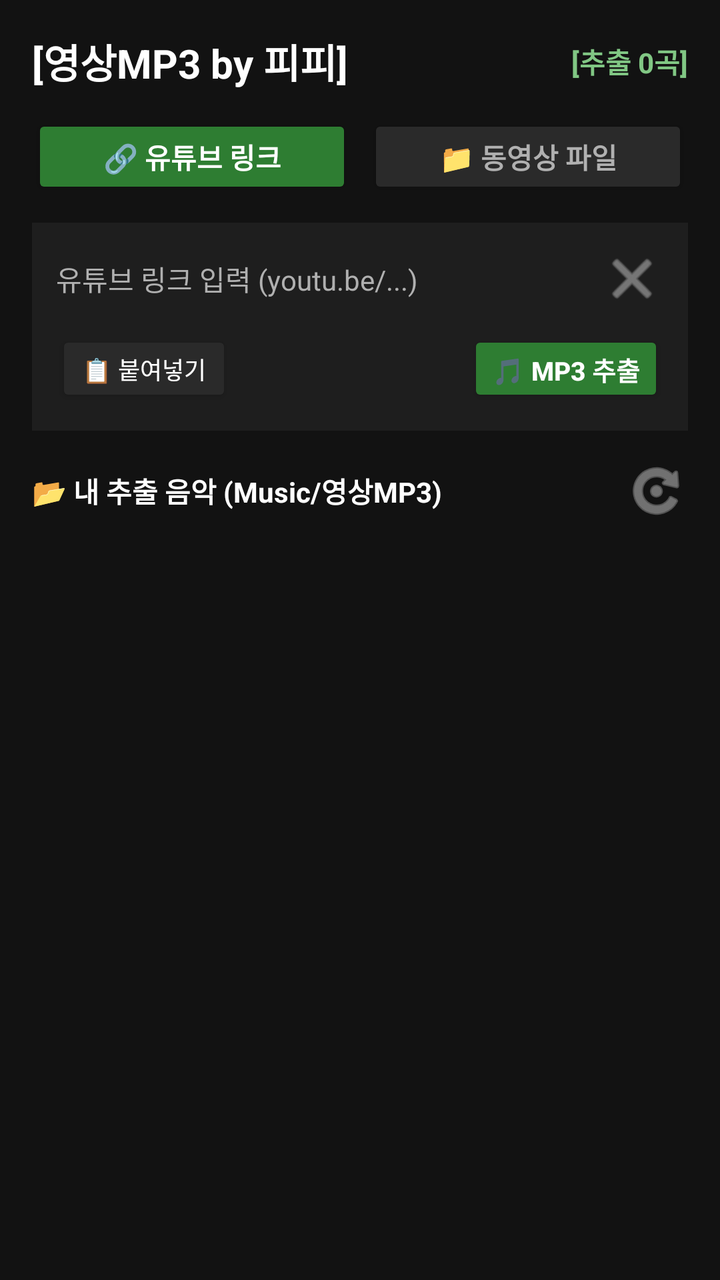
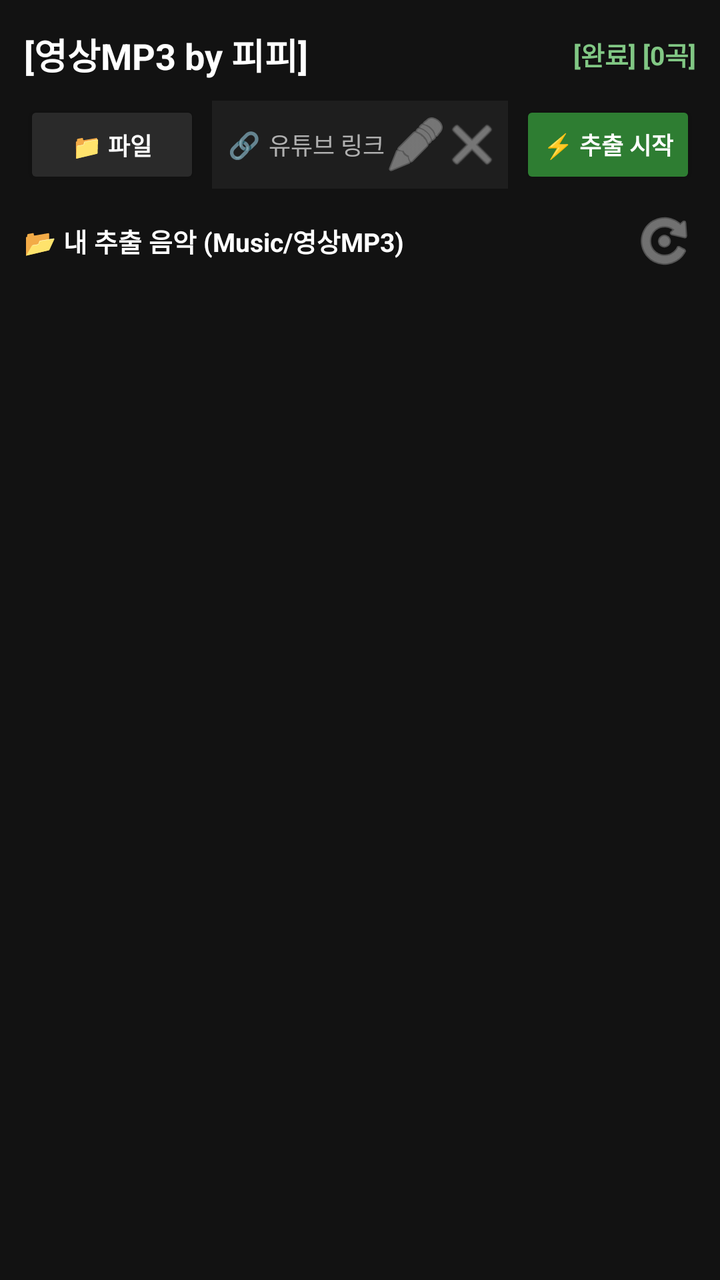

Screens rendered from an Android XML layout before and after an edit, with the pre-edit source and the edit as a unified diff.
<!-- AndroidManifest.xml: application theme Theme.AppCompat.NoActionBar -->
<!-- res/layout/activity_main.xml -->
<?xml version="1.0" encoding="utf-8"?>
<LinearLayout xmlns:android="http://schemas.android.com/apk/res/android"
    android:layout_width="match_parent"
    android:layout_height="match_parent"
    android:background="@color/background"
    android:orientation="vertical"
    android:paddingStart="16dp"
    android:paddingTop="16dp"
    android:paddingEnd="16dp"
    android:paddingBottom="8dp">

    
    <LinearLayout
        android:layout_width="match_parent"
        android:layout_height="wrap_content"
        android:gravity="center_vertical"
        android:orientation="horizontal">

        <TextView
            android:id="@+id/tvHeaderTitle"
            android:layout_width="0dp"
            android:layout_height="wrap_content"
            android:layout_weight="1"
            android:text="[영상MP3 by 피피]"
            android:textColor="@color/on_surface"
            android:textSize="20sp"
            android:textStyle="bold" />

        <TextView
            android:id="@+id/tvHeaderCount"
            android:layout_width="wrap_content"
            android:layout_height="wrap_content"
            android:text="[추출 0곡]"
            android:textColor="@color/secondary"
            android:textSize="14sp"
            android:textStyle="bold" />
    </LinearLayout>

    
    <ProgressBar
        android:id="@+id/progressBar"
        style="?android:attr/progressBarStyleHorizontal"
        android:layout_width="match_parent"
        android:layout_height="4dp"
        android:layout_marginTop="10dp"
        android:indeterminate="false"
        android:max="100"
        android:progress="0"
        android:progressTint="@color/secondary"
        android:visibility="gone" />

    
    <LinearLayout
        android:layout_width="match_parent"
        android:layout_height="wrap_content"
        android:layout_marginTop="12dp"
        android:orientation="horizontal">

        <Button
            android:id="@+id/btnTabYoutube"
            android:layout_width="0dp"
            android:layout_height="42dp"
            android:layout_marginEnd="4dp"
            android:layout_weight="1"
            android:backgroundTint="@color/primary"
            android:text="🔗 유튜브 링크"
            android:textColor="@color/on_surface"
            android:textSize="14sp"
            android:textStyle="bold" />

        <Button
            android:id="@+id/btnTabLocal"
            android:layout_width="0dp"
            android:layout_height="42dp"
            android:layout_marginStart="4dp"
            android:layout_weight="1"
            android:backgroundTint="@color/surface_variant"
            android:text="📁 동영상 파일"
            android:textColor="@color/on_surface_secondary"
            android:textSize="14sp"
            android:textStyle="bold" />
    </LinearLayout>

    
    <LinearLayout
        android:id="@+id/layoutYoutubeInput"
        android:layout_width="match_parent"
        android:layout_height="wrap_content"
        android:layout_marginTop="12dp"
        android:background="@color/surface"
        android:orientation="vertical"
        android:padding="12dp">

        <LinearLayout
            android:layout_width="match_parent"
            android:layout_height="wrap_content"
            android:gravity="center_vertical"
            android:orientation="horizontal">

            <EditText
                android:id="@+id/etYoutubeUrl"
                android:layout_width="0dp"
                android:layout_height="wrap_content"
                android:layout_weight="1"
                android:background="@null"
                android:hint="유튜브 링크 입력 (youtu.be/...)"
                android:maxLines="1"
                android:singleLine="true"
                android:textColor="@color/on_surface"
                android:textColorHint="@color/on_surface_secondary"
                android:textSize="14sp" />

            <ImageButton
                android:id="@+id/btnClearUrl"
                android:layout_width="32dp"
                android:layout_height="32dp"
                android:background="?android:attr/selectableItemBackgroundBorderless"
                android:src="@android:drawable/ic_menu_close_clear_cancel"
                android:tint="@color/on_surface_secondary" />
        </LinearLayout>

        <LinearLayout
            android:layout_width="match_parent"
            android:layout_height="wrap_content"
            android:layout_marginTop="10dp"
            android:gravity="center_vertical"
            android:orientation="horizontal">

            <Button
                android:id="@+id/btnPasteUrl"
                android:layout_width="wrap_content"
                android:layout_height="38dp"
                android:backgroundTint="@color/surface_variant"
                android:text="📋 붙여넣기"
                android:textColor="@color/on_surface"
                android:textSize="12sp" />

            <View
                android:layout_width="0dp"
                android:layout_height="1dp"
                android:layout_weight="1" />

            
            <Button
                android:id="@+id/btnExtractYoutube"
                android:layout_width="wrap_content"
                android:layout_height="38dp"
                android:backgroundTint="@color/primary"
                android:text="🎵 MP3 추출"
                android:textColor="@color/on_surface"
                android:textSize="13sp"
                android:textStyle="bold" />
        </LinearLayout>
    </LinearLayout>

    
    <LinearLayout
        android:id="@+id/layoutLocalInput"
        android:layout_width="match_parent"
        android:layout_height="wrap_content"
        android:layout_marginTop="12dp"
        android:background="@color/surface"
        android:orientation="vertical"
        android:padding="12dp"
        android:visibility="gone">

        <Button
            android:id="@+id/btnSelectLocalVideo"
            android:layout_width="match_parent"
            android:layout_height="42dp"
            android:backgroundTint="@color/surface_variant"
            android:text="🎬 스마트폰에서 동영상 파일 선택"
            android:textColor="@color/on_surface"
            android:textSize="13sp" />

        <TextView
            android:id="@+id/tvSelectedVideoName"
            android:layout_width="match_parent"
            android:layout_height="wrap_content"
            android:layout_marginTop="8dp"
            android:ellipsize="middle"
            android:singleLine="true"
            android:text="선택된 동영상 없음"
            android:textColor="@color/on_surface_secondary"
            android:textSize="12sp" />

        <LinearLayout
            android:layout_width="match_parent"
            android:layout_height="wrap_content"
            android:layout_marginTop="10dp"
            android:gravity="end"
            android:orientation="horizontal">

            <Button
                android:id="@+id/btnExtractLocal"
                android:layout_width="wrap_content"
                android:layout_height="38dp"
                android:backgroundTint="@color/primary"
                android:text="🎵 MP3 추출"
                android:textColor="@color/on_surface"
                android:textSize="13sp"
                android:textStyle="bold" />
        </LinearLayout>
    </LinearLayout>

    
    <TextView
        android:id="@+id/tvStatus"
        android:layout_width="match_parent"
        android:layout_height="wrap_content"
        android:layout_marginTop="6dp"
        android:gravity="center"
        android:textColor="@color/secondary"
        android:textSize="12sp"
        android:visibility="gone" />

    
    <LinearLayout
        android:layout_width="match_parent"
        android:layout_height="wrap_content"
        android:layout_marginTop="14dp"
        android:gravity="center_vertical"
        android:orientation="horizontal">

        <TextView
            android:layout_width="0dp"
            android:layout_height="wrap_content"
            android:layout_weight="1"
            android:text="📂 내 추출 음악 (Music/영상MP3)"
            android:textColor="@color/on_surface"
            android:textSize="14sp"
            android:textStyle="bold" />

        <ImageButton
            android:id="@+id/btnRefresh"
            android:layout_width="32dp"
            android:layout_height="32dp"
            android:background="?android:attr/selectableItemBackgroundBorderless"
            android:src="@android:drawable/ic_menu_rotate"
            android:tint="@color/on_surface_secondary" />
    </LinearLayout>

    
    <FrameLayout
        android:layout_width="match_parent"
        android:layout_height="0dp"
        android:layout_marginTop="8dp"
        android:layout_weight="1">

        <androidx.recyclerview.widget.RecyclerView
            android:id="@+id/rvMp3List"
            android:layout_width="match_parent"
            android:layout_height="match_parent"
            android:clipToPadding="false"
            android:paddingBottom="16dp" />

        <TextView
            android:id="@+id/tvEmptyMessage"
            android:layout_width="wrap_content"
            android:layout_height="wrap_content"
            android:layout_gravity="center"
            android:gravity="center"
            android:lineSpacingExtra="4dp"
            android:text="추출된 MP3 파일이 없습니다.\n상단에서 유튜브 링크나 영상을 넣어 추출해 보세요! 🎵"
            android:textColor="@color/on_surface_secondary"
            android:textSize="14sp"
            android:visibility="gone" />
    </FrameLayout>

</LinearLayout>
<!-- resources referenced by this layout -->
<resources>
  <color name="background">#121212</color>
  <color name="on_surface">#FFFFFF</color>
  <color name="on_surface_secondary">#B0B0B0</color>
  <color name="primary">#2E7D32</color>
  <color name="secondary">#81C784</color>
  <color name="surface">#1E1E1E</color>
  <color name="surface_variant">#2A2A2A</color>
</resources>

<!-- the commit's change to res/layout/activity_main.xml (unified diff, before → after) -->
@@ -4,9 +4,9 @@
     android:layout_height="match_parent"
     android:background="@color/background"
     android:orientation="vertical"
-    android:paddingStart="16dp"
-    android:paddingTop="16dp"
-    android:paddingEnd="16dp"
+    android:paddingStart="12dp"
+    android:paddingTop="14dp"
+    android:paddingEnd="12dp"
     android:paddingBottom="8dp">
 
     
@@ -23,16 +23,16 @@
             android:layout_weight="1"
             android:text="[영상MP3 by 피피]"
             android:textColor="@color/on_surface"
-            android:textSize="20sp"
-            android:textStyle="bold" />
-
-        <TextView
-            android:id="@+id/tvHeaderCount"
-            android:layout_width="wrap_content"
-            android:layout_height="wrap_content"
-            android:text="[추출 0곡]"
+            android:textSize="18sp"
+            android:textStyle="bold" />
+
+        <TextView
+            android:id="@+id/tvHeaderStatus"
+            android:layout_width="wrap_content"
+            android:layout_height="wrap_content"
+            android:text="[완료] [0곡]"
             android:textColor="@color/secondary"
-            android:textSize="14sp"
+            android:textSize="13sp"
             android:textStyle="bold" />
     </LinearLayout>
 
@@ -41,8 +41,8 @@
         android:id="@+id/progressBar"
         style="?android:attr/progressBarStyleHorizontal"
         android:layout_width="match_parent"
-        android:layout_height="4dp"
-        android:layout_marginTop="10dp"
+        android:layout_height="3dp"
+        android:layout_marginTop="8dp"
         android:indeterminate="false"
         android:max="100"
         android:progress="0"
@@ -52,50 +52,44 @@
     
     <LinearLayout
         android:layout_width="match_parent"
-        android:layout_height="wrap_content"
-        android:layout_marginTop="12dp"
+        android:layout_height="44dp"
+        android:layout_marginTop="10dp"
+        android:gravity="center_vertical"
         android:orientation="horizontal">
 
+        
         <Button
-            android:id="@+id/btnTabYoutube"
+            android:id="@+id/btnFile"
+            android:layout_width="wrap_content"
+            android:layout_height="match_parent"
+            android:backgroundTint="@color/surface_variant"
+            android:paddingStart="10dp"
+            android:paddingEnd="10dp"
+            android:text="📁 파일"
+            android:textColor="@color/on_surface"
+            android:textSize="12sp"
+            android:textStyle="bold" />
+
+        
+        <LinearLayout
+            android:id="@+id/layoutYoutubeInputBox"
             android:layout_width="0dp"
-            android:layout_height="42dp"
-            android:layout_marginEnd="4dp"
+            android:layout_height="match_parent"
+            android:layout_marginStart="6dp"
+            android:layout_marginEnd="6dp"
             android:layout_weight="1"
-            android:backgroundTint="@color/primary"
-            android:text="🔗 유튜브 링크"
-            android:textColor="@color/on_surface"
-            android:textSize="14sp"
-            android:textStyle="bold" />
-
-        <Button
-            android:id="@+id/btnTabLocal"
-            android:layout_width="0dp"
-            android:layout_height="42dp"
-            android:layout_marginStart="4dp"
-            android:layout_weight="1"
-            android:backgroundTint="@color/surface_variant"
-            android:text="📁 동영상 파일"
-            android:textColor="@color/on_surface_secondary"
-            android:textSize="14sp"
-            android:textStyle="bold" />
-    </LinearLayout>
-
-    
-    <LinearLayout
-        android:id="@+id/layoutYoutubeInput"
-        android:layout_width="match_parent"
-        android:layout_height="wrap_content"
-        android:layout_marginTop="12dp"
-        android:background="@color/surface"
-        android:orientation="vertical"
-        android:padding="12dp">
-
-        <LinearLayout
-            android:layout_width="match_parent"
-            android:layout_height="wrap_content"
+            android:background="@color/surface"
             android:gravity="center_vertical"
-            android:orientation="horizontal">
+            android:orientation="horizontal"
+            android:paddingStart="8dp"
+            android:paddingEnd="4dp">
+
+            <TextView
+                android:layout_width="wrap_content"
+                android:layout_height="wrap_content"
+                android:layout_marginEnd="4dp"
+                android:text="🔗"
+                android:textSize="13sp" />
 
             <EditText
                 android:id="@+id/etYoutubeUrl"
@@ -108,117 +102,57 @@
                 android:singleLine="true"
                 android:textColor="@color/on_surface"
                 android:textColorHint="@color/on_surface_secondary"
-                android:textSize="14sp" />
+                android:textSize="12sp" />
+
+            <ImageButton
+                android:id="@+id/btnPasteUrl"
+                android:layout_width="28dp"
+                android:layout_height="28dp"
+                android:background="?android:attr/selectableItemBackgroundBorderless"
+                android:src="@android:drawable/ic_menu_edit"
+                android:tint="@color/on_surface_secondary" />
 
             <ImageButton
                 android:id="@+id/btnClearUrl"
-                android:layout_width="32dp"
-                android:layout_height="32dp"
+                android:layout_width="28dp"
+                android:layout_height="28dp"
                 android:background="?android:attr/selectableItemBackgroundBorderless"
                 android:src="@android:drawable/ic_menu_close_clear_cancel"
                 android:tint="@color/on_surface_secondary" />
         </LinearLayout>
 
-        <LinearLayout
-            android:layout_width="match_parent"
-            android:layout_height="wrap_content"
-            android:layout_marginTop="10dp"
-            android:gravity="center_vertical"
-            android:orientation="horizontal">
-
-            <Button
-                android:id="@+id/btnPasteUrl"
-                android:layout_width="wrap_content"
-                android:layout_height="38dp"
-                android:backgroundTint="@color/surface_variant"
-                android:text="📋 붙여넣기"
-                android:textColor="@color/on_surface"
-                android:textSize="12sp" />
-
-            <View
-                android:layout_width="0dp"
-                android:layout_height="1dp"
-                android:layout_weight="1" />
-
-            
-            <Button
-                android:id="@+id/btnExtractYoutube"
-                android:layout_width="wrap_content"
-                android:layout_height="38dp"
-                android:backgroundTint="@color/primary"
-                android:text="🎵 MP3 추출"
-                android:textColor="@color/on_surface"
-                android:textSize="13sp"
-                android:textStyle="bold" />
-        </LinearLayout>
+        
+        <Button
+            android:id="@+id/btnStartExtract"
+            android:layout_width="wrap_content"
+            android:layout_height="match_parent"
+            android:backgroundTint="@color/primary"
+            android:paddingStart="10dp"
+            android:paddingEnd="10dp"
+            android:text="⚡ 추출 시작"
+            android:textColor="@color/on_surface"
+            android:textSize="12sp"
+            android:textStyle="bold" />
     </LinearLayout>
 
     
-    <LinearLayout
-        android:id="@+id/layoutLocalInput"
-        android:layout_width="match_parent"
-        android:layout_height="wrap_content"
-        android:layout_marginTop="12dp"
-        android:background="@color/surface"
-        android:orientation="vertical"
-        android:padding="12dp"
-        android:visibility="gone">
-
-        <Button
-            android:id="@+id/btnSelectLocalVideo"
-            android:layout_width="match_parent"
-            android:layout_height="42dp"
-            android:backgroundTint="@color/surface_variant"
-            android:text="🎬 스마트폰에서 동영상 파일 선택"
-            android:textColor="@color/on_surface"
-            android:textSize="13sp" />
-
-        <TextView
-            android:id="@+id/tvSelectedVideoName"
-            android:layout_width="match_parent"
-            android:layout_height="wrap_content"
-            android:layout_marginTop="8dp"
-            android:ellipsize="middle"
-            android:singleLine="true"
-            android:text="선택된 동영상 없음"
-            android:textColor="@color/on_surface_secondary"
-            android:textSize="12sp" />
-
-        <LinearLayout
-            android:layout_width="match_parent"
-            android:layout_height="wrap_content"
-            android:layout_marginTop="10dp"
-            android:gravity="end"
-            android:orientation="horizontal">
-
-            <Button
-                android:id="@+id/btnExtractLocal"
-                android:layout_width="wrap_content"
-                android:layout_height="38dp"
-                android:backgroundTint="@color/primary"
-                android:text="🎵 MP3 추출"
-                android:textColor="@color/on_surface"
-                android:textSize="13sp"
-                android:textStyle="bold" />
-        </LinearLayout>
-    </LinearLayout>
-
-    
     <TextView
-        android:id="@+id/tvStatus"
+        android:id="@+id/tvSubStatus"
         android:layout_width="match_parent"
         android:layout_height="wrap_content"
         android:layout_marginTop="6dp"
+        android:ellipsize="middle"
         android:gravity="center"
+        android:singleLine="true"
         android:textColor="@color/secondary"
-        android:textSize="12sp"
+        android:textSize="11sp"
         android:visibility="gone" />
 
     
     <LinearLayout
         android:layout_width="match_parent"
         android:layout_height="wrap_content"
-        android:layout_marginTop="14dp"
+        android:layout_marginTop="10dp"
         android:gravity="center_vertical"
         android:orientation="horizontal">
 
@@ -228,7 +162,7 @@
             android:layout_weight="1"
             android:text="📂 내 추출 음악 (Music/영상MP3)"
             android:textColor="@color/on_surface"
-            android:textSize="14sp"
+            android:textSize="13sp"
             android:textStyle="bold" />
 
         <ImageButton
@@ -244,7 +178,7 @@
     <FrameLayout
         android:layout_width="match_parent"
         android:layout_height="0dp"
-        android:layout_marginTop="8dp"
+        android:layout_marginTop="6dp"
         android:layout_weight="1">
 
         <androidx.recyclerview.widget.RecyclerView
@@ -261,9 +195,9 @@
             android:layout_gravity="center"
             android:gravity="center"
             android:lineSpacingExtra="4dp"
-            android:text="추출된 MP3 파일이 없습니다.\n상단에서 유튜브 링크나 영상을 넣어 추출해 보세요! 🎵"
+            android:text="Music/영상MP3 폴더에 추출된 곡이 없습니다.\n상단에서 유튜브 링크나 영상 파일을 추출해 보세요! 🎵"
             android:textColor="@color/on_surface_secondary"
-            android:textSize="14sp"
+            android:textSize="13sp"
             android:visibility="gone" />
     </FrameLayout>
 
